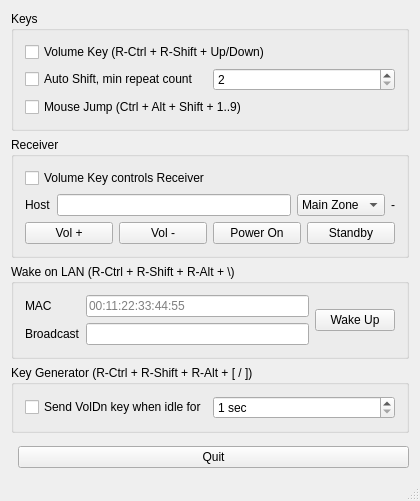
First picture: the form in src/WinKeyUtil/WndMain.ui, repository whpark/WinKeyUtil, before the edit.
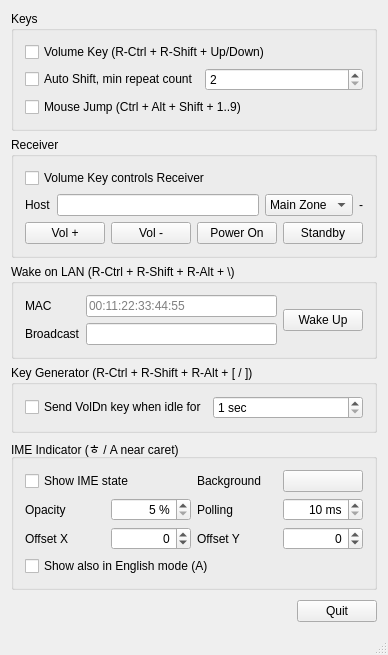
Second picture: the form after the edit. Icons and pictures are not drawn.

Commit message: 한글 indicator 1차. failed.

Patch:
```diff
--- a/src/WinKeyUtil/WndMain.ui
+++ b/src/WinKeyUtil/WndMain.ui
@@ -6,8 +6,8 @@
    <rect>
     <x>0</x>
     <y>0</y>
-    <width>420</width>
-    <height>460</height>
+    <width>382</width>
+    <height>655</height>
    </rect>
   </property>
   <property name="windowTitle">
@@ -64,6 +64,9 @@
       <property name="title">
        <string>Receiver</string>
       </property>
+      <property name="checkable">
+       <bool>false</bool>
+      </property>
       <layout class="QGridLayout" name="layoutReceiver">
        <item row="0" column="0" colspan="4">
         <widget class="QCheckBox" name="chkReceiver">
@@ -102,7 +105,7 @@
           <string>-</string>
          </property>
          <property name="alignment">
-          <set>Qt::AlignmentFlag::AlignRight|Qt::AlignmentFlag::AlignVCenter</set>
+          <set>Qt::AlignmentFlag::AlignRight|Qt::AlignmentFlag::AlignTrailing|Qt::AlignmentFlag::AlignVCenter</set>
          </property>
         </widget>
        </item>
@@ -210,11 +213,142 @@
       </layout>
      </widget>
     </item>
+    <item>
+     <widget class="QGroupBox" name="grpIme">
+      <property name="title">
+       <string>IME Indicator (ㅎ / A near caret)</string>
+      </property>
+      <layout class="QGridLayout" name="layoutIme">
+       <item row="0" column="0" colspan="2">
+        <widget class="QCheckBox" name="chkImeIndicator">
+         <property name="text">
+          <string>Show IME state</string>
+         </property>
+        </widget>
+       </item>
+       <item row="3" column="0" colspan="4">
+        <widget class="QCheckBox" name="chkImeShowEnglish">
+         <property name="text">
+          <string>Show also in English mode (A)</string>
+         </property>
+        </widget>
+       </item>
+       <item row="0" column="2">
+        <widget class="QLabel" name="lblImeColor">
+         <property name="text">
+          <string>Background</string>
+         </property>
+        </widget>
+       </item>
+       <item row="0" column="3">
+        <widget class="QPushButton" name="btnImeColor"/>
+       </item>
+       <item row="1" column="0">
+        <widget class="QLabel" name="lblImeOpacity">
+         <property name="text">
+          <string>Opacity</string>
+         </property>
+        </widget>
+       </item>
+       <item row="1" column="1">
+        <widget class="QSpinBox" name="spinImeOpacity">
+         <property name="alignment">
+          <set>Qt::AlignmentFlag::AlignRight|Qt::AlignmentFlag::AlignTrailing|Qt::AlignmentFlag::AlignVCenter</set>
+         </property>
+         <property name="suffix">
+          <string> %</string>
+         </property>
+         <property name="minimum">
+          <number>5</number>
+         </property>
+         <property name="maximum">
+          <number>100</number>
+         </property>
+         <property name="singleStep">
+          <number>5</number>
+         </property>
+        </widget>
+       </item>
+       <item row="1" column="2">
+        <widget class="QLabel" name="lblImeInterval">
+         <property name="text">
+          <string>Polling</string>
+         </property>
+        </widget>
+       </item>
+       <item row="1" column="3">
+        <widget class="QSpinBox" name="spinImeInterval">
+         <property name="alignment">
+          <set>Qt::AlignmentFlag::AlignRight|Qt::AlignmentFlag::AlignTrailing|Qt::AlignmentFlag::AlignVCenter</set>
+         </property>
+         <property name="suffix">
+          <string> ms</string>
+         </property>
+         <property name="minimum">
+          <number>10</number>
+         </property>
+         <property name="maximum">
+          <number>10000</number>
+         </property>
+         <property name="singleStep">
+          <number>10</number>
+         </property>
+        </widget>
+       </item>
+       <item row="2" column="0">
+        <widget class="QLabel" name="lblImeX">
+         <property name="text">
+          <string>Offset X</string>
+         </property>
+        </widget>
+       </item>
+       <item row="2" column="1">
+        <widget class="QSpinBox" name="spinImeX">
+         <property name="alignment">
+          <set>Qt::AlignmentFlag::AlignRight|Qt::AlignmentFlag::AlignTrailing|Qt::AlignmentFlag::AlignVCenter</set>
+         </property>
+         <property name="minimum">
+          <number>-500</number>
+         </property>
+         <property name="maximum">
+          <number>500</number>
+         </property>
+        </widget>
+       </item>
+       <item row="2" column="2">
+        <widget class="QLabel" name="lblImeY">
+         <property name="text">
+          <string>Offset Y</string>
+         </property>
+        </widget>
+       </item>
+       <item row="2" column="3">
+        <widget class="QSpinBox" name="spinImeY">
+         <property name="alignment">
+          <set>Qt::AlignmentFlag::AlignRight|Qt::AlignmentFlag::AlignTrailing|Qt::AlignmentFlag::AlignVCenter</set>
+         </property>
+         <property name="minimum">
+          <number>-500</number>
+         </property>
+         <property name="maximum">
+          <number>500</number>
+         </property>
+        </widget>
+       </item>
+      </layout>
+     </widget>
+    </item>
     <item>
      <spacer name="spacer">
       <property name="orientation">
        <enum>Qt::Orientation::Vertical</enum>
       </property>
+      <property name="sizeHint" stdset="0">
+       <size>
+        <width>0</width>
+        <height>0</height>
+       </size>
+      </property>
      </spacer>
     </item>
     <item>
@@ -224,6 +358,12 @@
         <property name="orientation">
          <enum>Qt::Orientation::Horizontal</enum>
         </property>
+        <property name="sizeHint" stdset="0">
+         <size>
+          <width>0</width>
+          <height>0</height>
+         </size>
+        </property>
        </spacer>
       </item>
       <item>
```
The commit also changes 6 other files.
